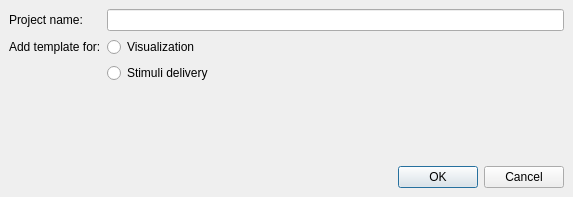
Before: the Qt Designer form bci_framework/bci_framework/qtgui/new_project.ui in UN-GCPDS/bci-framework, drawn with Qt 5.
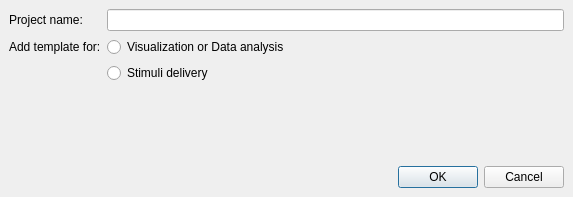
After: the same form once the commit is applied. Icons and pictures are not drawn.

Diff of the .ui file:
```diff
--- a/bci_framework/bci_framework/qtgui/new_project.ui
+++ b/bci_framework/bci_framework/qtgui/new_project.ui
@@ -41,7 +41,7 @@
       <item row="1" column="1">
        <widget class="QRadioButton" name="radioButton_visualization">
         <property name="text">
-         <string>Visualization</string>
+         <string>Visualization or Data analysis</string>
         </property>
        </widget>
       </item>
```
Left out of the diff: 6 changed lines with no effect on the pictures.
